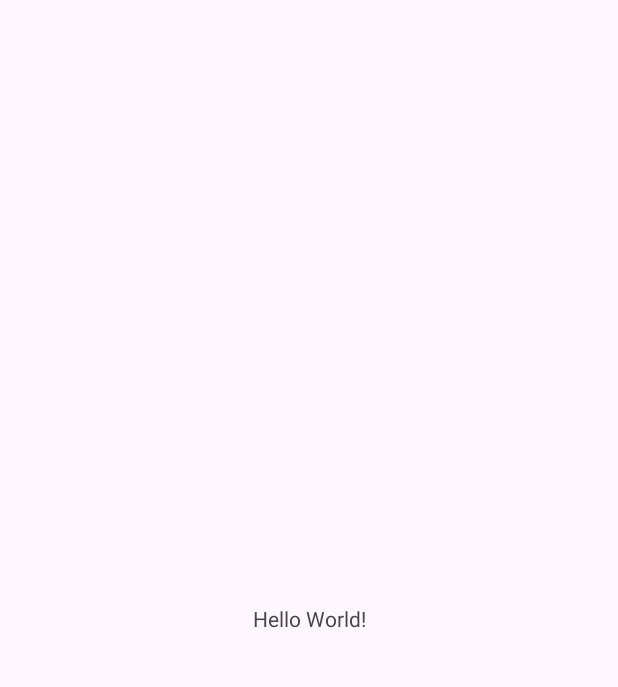
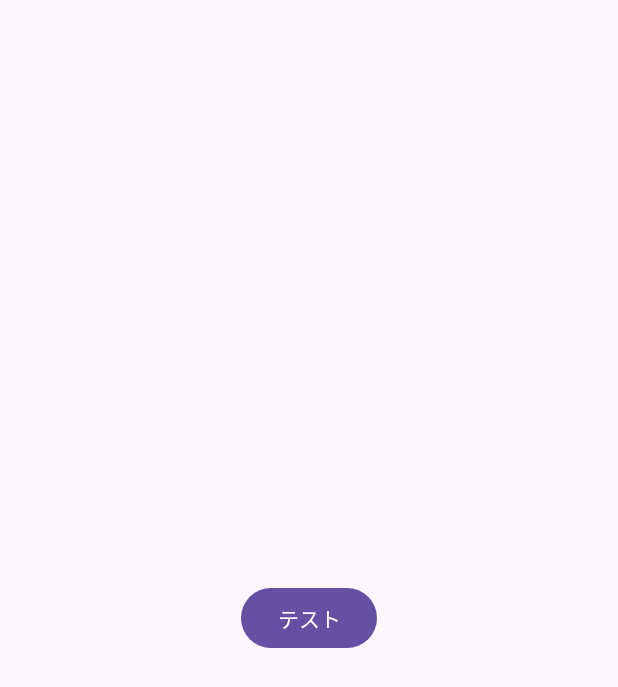
Before and after one commit to tebasakimod777/ra-men, an Android app: the screen it shows after launch (MainActivity), on a phone screen of 412 x 824 dp. Before the commit the part shown is almost empty. Shown: the top 687 px of the screen. Run offline under Robolectric (Android 15) with nearby library versions, the light colour scheme and no system bars.

Commit message:
NotificationTaskクラスを作成。MainActivityで通知のテストの処理を追加

```diff
--- a/android/app/src/main/AndroidManifest.xml
+++ b/android/app/src/main/AndroidManifest.xml
@@ -1,6 +1,8 @@
 <?xml version="1.0" encoding="utf-8"?>
 <manifest xmlns:android="http://schemas.android.com/apk/res/android"
     xmlns:tools="http://schemas.android.com/tools">
+
+    <uses-permission android:name="android.permission.POST_NOTIFICATIONS" />
 
     <application
         android:allowBackup="true"
@@ -13,6 +15,9 @@
         android:theme="@style/Theme.KeyMinder"
         tools:targetApi="31">
         <activity
+            android:name=".NotificationActivity"
+            android:exported="false" />
+        <activity
             android:name=".MainActivity"
             android:exported="true">
             <intent-filter>
--- a/android/app/src/main/java/com/example/keyminder/MainActivity.java
+++ b/android/app/src/main/java/com/example/keyminder/MainActivity.java
@@ -1,8 +1,15 @@
 package com.example.keyminder;
 
+import static androidx.core.content.ContextCompat.getSystemService;
+
 import androidx.appcompat.app.AppCompatActivity;
+import androidx.core.app.NotificationManagerCompat;
 
+import android.app.Activity;
+import android.app.NotificationManager;
 import android.os.Bundle;
+import android.view.View;
+import android.widget.Button;
 
 public class MainActivity extends AppCompatActivity {
 
@@ -10,5 +17,19 @@ public class MainActivity extends AppCompatActivity {
     protected void onCreate(Bundle savedInstanceState) {
         super.onCreate(savedInstanceState);
         setContentView(R.layout.activity_main);
+
+        NotificationTask task = new NotificationTask(this);
+
+        Button testButton = findViewById(R.id.test_button);
+        testButton.setOnClickListener(new View.OnClickListener() {
+            @Override
+            public void onClick(View view) {
+                String channelId = "channel_id";
+                String title = "通知";
+                String message = "通知をお知らせします";
+                task.sendNotification(channelId, title, message);
+            }
+        });
+
     }
 }
--- a/android/app/src/main/res/layout/activity_main.xml
+++ b/android/app/src/main/res/layout/activity_main.xml
@@ -2,14 +2,16 @@
 <androidx.constraintlayout.widget.ConstraintLayout xmlns:android="http://schemas.android.com/apk/res/android"
     xmlns:app="http://schemas.android.com/apk/res-auto"
     xmlns:tools="http://schemas.android.com/tools"
+    android:id="@+id/test"
     android:layout_width="match_parent"
     android:layout_height="match_parent"
     tools:context=".MainActivity">
 
-    <TextView
+    <Button
+        android:id="@+id/test_button"
         android:layout_width="wrap_content"
         android:layout_height="wrap_content"
-        android:text="Hello World!"
+        android:text="テスト"
         app:layout_constraintBottom_toBottomOf="parent"
         app:layout_constraintEnd_toEndOf="parent"
         app:layout_constraintStart_toStartOf="parent"
```
Also changed, not shown: android/app/src/main/java/com/example/keyminder/NotificationTask.java (added, +77 -0 lines).
